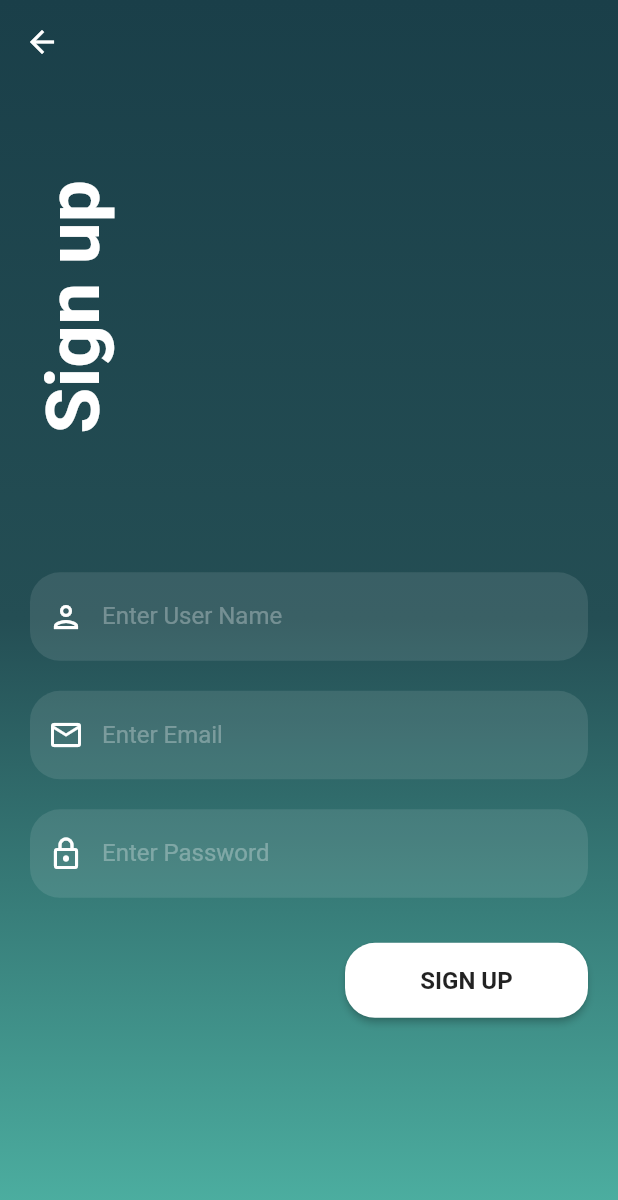
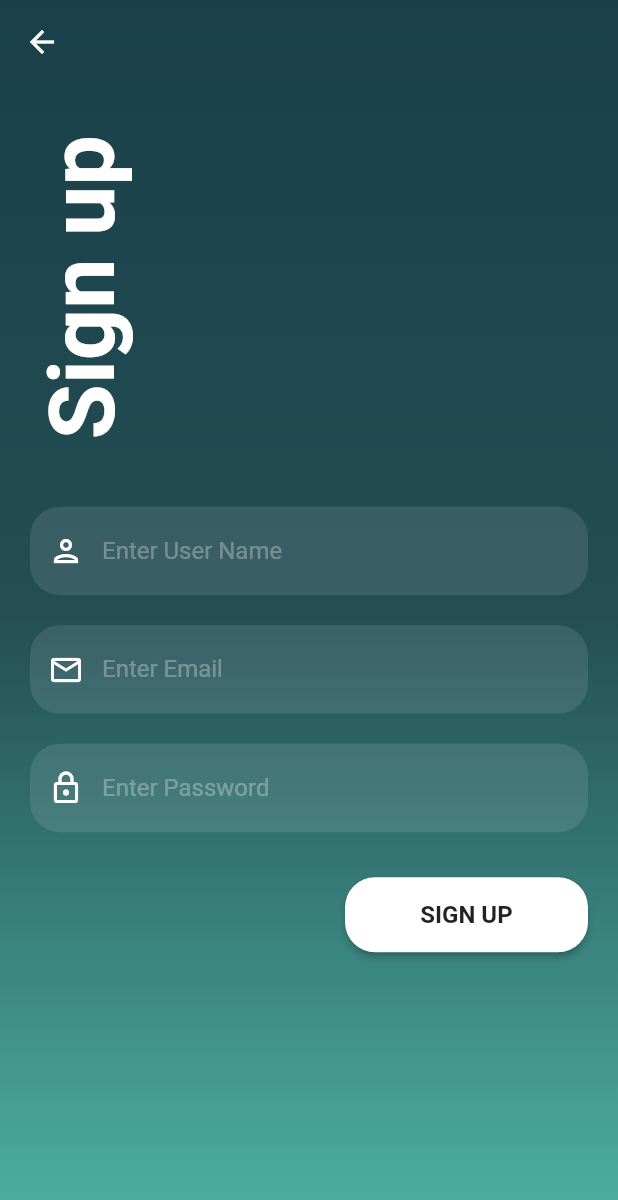
Before and after one commit to ManujaDewmina/User-Login-Template-Flutter-with-Firebase, a Flutter app: the screen it shows after launch, after a tap on "Sign Up", on a phone screen of 412 x 824 dp. Shown: the top 1200 px of the screen. Run offline on Flutter 3.47's test engine with Material 2 defaults, Android fonts, the phone set to English and light mode, and no system bars; our stand-ins replace firebase_auth, firebase_core; accounts and stored records are empty.

Commit message:
v 1.1 login page finished

```diff
--- a/lib/screen/forgot_password_screen.dart
+++ b/lib/screen/forgot_password_screen.dart
@@ -1,6 +1,5 @@
 import 'package:firebase_auth/firebase_auth.dart';
 import 'package:flutter/material.dart';
-import 'package:sign_in_and_up_flutter/screen/sign_in_screen.dart';
 
 import '../Utils/color_utils.dart';
 import '../reusable_widgets/reusable_widget.dart';
@@ -86,7 +85,7 @@ class _ForgotPasswordState extends State<ForgotPassword> {
             child: Text(
               " Forgot \n Password",
               style: TextStyle(color: Colors.white, fontWeight: FontWeight.bold, fontSize: 50),
-            )
+            ),
         ),
       ],
     );
--- a/lib/screen/sign_in_screen.dart
+++ b/lib/screen/sign_in_screen.dart
@@ -5,7 +5,6 @@ import 'package:sign_in_and_up_flutter/reusable_widgets/reusable_widget.dart';
 import 'package:sign_in_and_up_flutter/screen/forgot_password_screen.dart';
 import 'package:sign_in_and_up_flutter/screen/home_screen_test.dart';
 import 'package:sign_in_and_up_flutter/screen/sign_up_screen.dart';
-import 'package:font_awesome_flutter/font_awesome_flutter.dart';
 
 class SignInScreen extends StatefulWidget {
   const SignInScreen({Key? key}) : super(key: key);
@@ -39,12 +38,12 @@ class _SignInScreenState extends State<SignInScreen> {
     child: SingleChildScrollView(
     child: Padding(
             padding: EdgeInsets.fromLTRB(
-                20, MediaQuery.of(context).size.height*0.1, 20, 0),
+                20, 90, 20, 0),
             child: Column(
               children: <Widget>[
                 headBar(),
                 //logoWidget("assert/images/login.png"),
-                const SizedBox(height: 100,),
+                const SizedBox(height: 50,),
                 reusableTextField("Enter Email", Icons.email_outlined, false, _emailTextController),
                 const SizedBox(height: 20,),
                 reusableTextField("Enter Password", Icons.lock_outlined, true, _passwordTextController),
@@ -97,7 +96,7 @@ class _SignInScreenState extends State<SignInScreen> {
         RotatedBox(quarterTurns: -1,
         child: Text(
           " Sign in",
-          style: TextStyle(color: Colors.white, fontWeight: FontWeight.bold, fontSize: 50),
+          style: TextStyle(color: Colors.white, fontWeight: FontWeight.bold, fontSize: 60),
         )
         ),
       ],
--- a/lib/screen/sign_up_screen.dart
+++ b/lib/screen/sign_up_screen.dart
@@ -47,11 +47,11 @@ class _SignUpScreenState extends State<SignUpScreen> {
           ),
           child: SingleChildScrollView(
             child: Padding(
-              padding: const EdgeInsets.fromLTRB(20, 120, 20, 20),
+              padding: const EdgeInsets.fromLTRB(20, 90, 20, 20),
               child: Column(
                 children: <Widget>[
                   headBar(),
-                  const SizedBox(height: 80,),
+                  const SizedBox(height: 30,),
                   reusableTextField("Enter User Name", Icons.person_outlined, false, _userNameTextController),
                   const SizedBox(height: 20,),
                   reusableTextField("Enter Email", Icons.email_outlined, false, _emailTextController),
@@ -113,7 +113,7 @@ class _SignUpScreenState extends State<SignUpScreen> {
           RotatedBox(quarterTurns: -1,
               child: Text(
                 " Sign up",
-                style: TextStyle(color: Colors.white, fontWeight: FontWeight.bold, fontSize: 50),
+                style: TextStyle(color: Colors.white, fontWeight: FontWeight.bold, fontSize: 60),
               )
           ),
         ],
```
